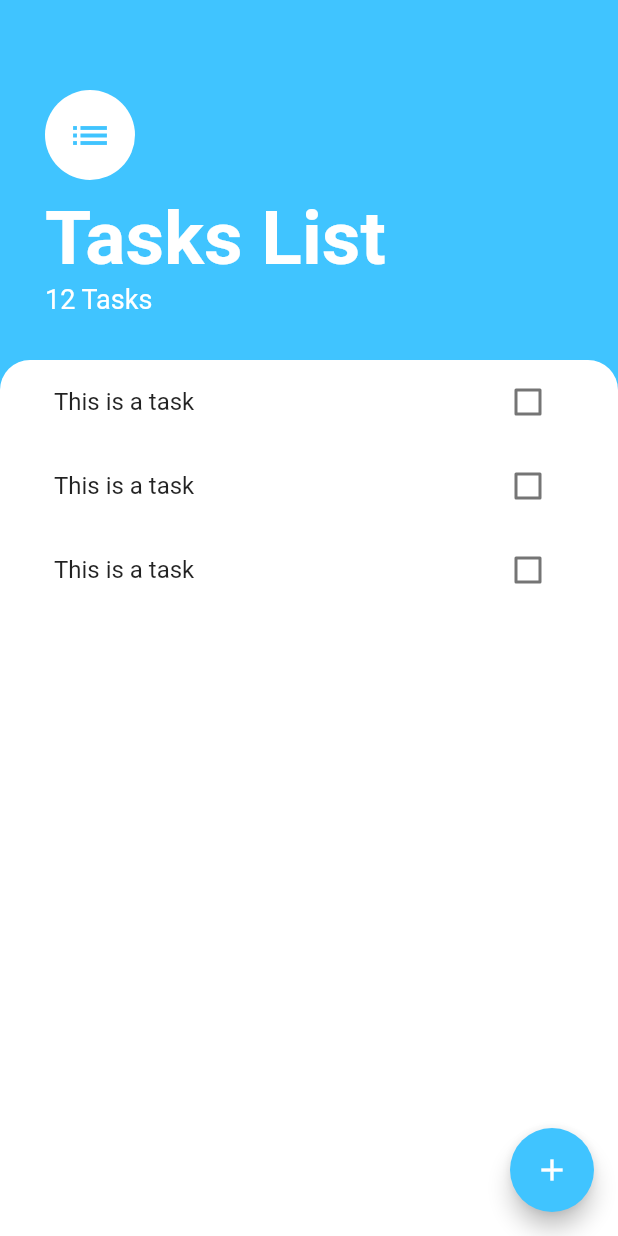
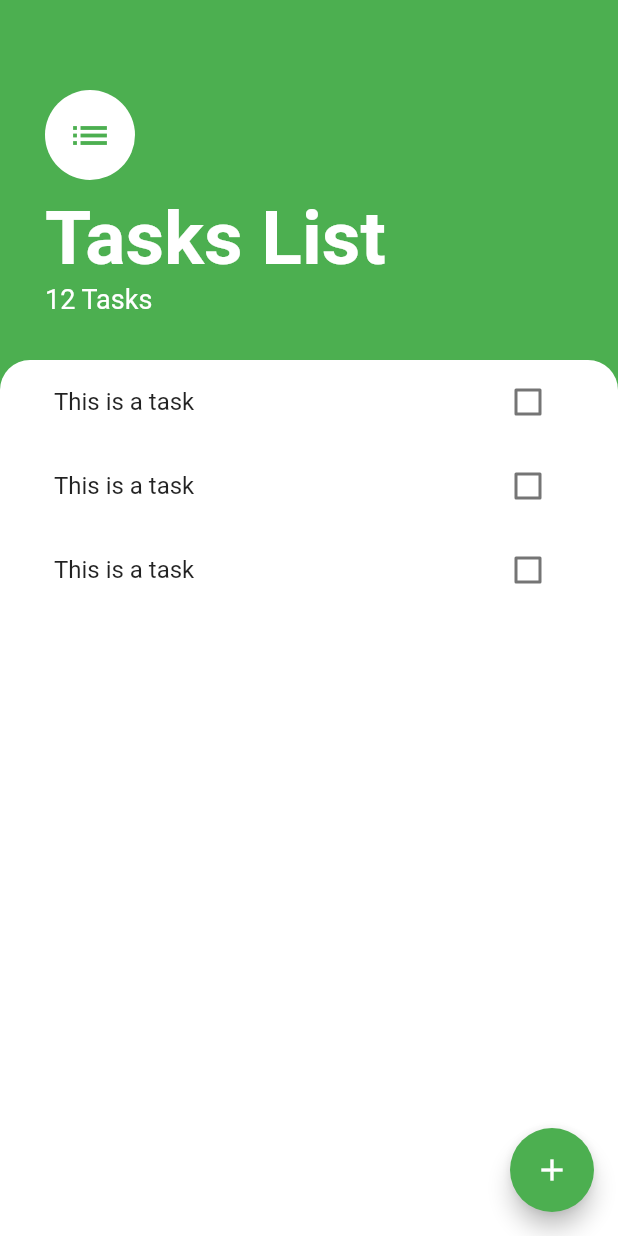
Before and after one commit to taouti/tasks_list, a Flutter app: the screen it shows after launch, on a phone screen of 412 x 824 dp. Run offline on Flutter 3.47's test engine with Material 2 defaults, Android fonts, the phone set to English and light mode, and no system bars.

Commit message:
commit 01

```diff
--- /dev/null
+++ b/lib/constants.dat.dart
@@ -0,0 +1,4 @@
+import 'package:flutter/material.dart';
+
+const Color KMainColor = Colors.green;
+const Color KTextColor = Colors.white;
--- a/lib/screens/tasks_screen.dart
+++ b/lib/screens/tasks_screen.dart
@@ -1,5 +1,7 @@
 import 'package:flutter/material.dart';
 import 'package:tasks_list/widgets/tasks_list.dart';
+
+import '../constants.dat.dart';
 
 class TasksScreen extends StatelessWidget {
   const TasksScreen({Key? key}) : super(key: key);
@@ -7,10 +9,10 @@ class TasksScreen extends StatelessWidget {
   @override
   Widget build(BuildContext context) {
     return Scaffold(
-      backgroundColor: Colors.lightBlueAccent,
+      backgroundColor: KMainColor,
       floatingActionButton: FloatingActionButton(
         onPressed: () {},
-        backgroundColor: Colors.lightBlueAccent,
+        backgroundColor: KMainColor,
         child: Icon(Icons.add),
       ),
       body: Column(
@@ -26,10 +28,10 @@ class TasksScreen extends StatelessWidget {
                   child: Icon(
                     Icons.list,
                     size: 30.0,
-                    color: Colors.lightBlueAccent,
+                    color: KMainColor,
                   ),
                   radius: 30.0,
-                  backgroundColor: Colors.white,
+                  backgroundColor: KTextColor,
                 ),
                 SizedBox(height: 10.0),
                 Text(
@@ -37,11 +39,11 @@ class TasksScreen extends StatelessWidget {
                   style: TextStyle(
                       fontSize: 50.0,
                       fontWeight: FontWeight.w700,
-                      color: Colors.white),
+                      color: KTextColor),
                 ),
                 Text(
                   '12 Tasks',
-                  style: TextStyle(color: Colors.white, fontSize: 18.0),
+                  style: TextStyle(color: KTextColor, fontSize: 18.0),
                 ),
               ],
             ),
@@ -53,7 +55,7 @@ class TasksScreen extends StatelessWidget {
                 borderRadius: BorderRadius.only(
                     topLeft: Radius.circular(20.0),
                     topRight: Radius.circular(20.0)),
-                color: Colors.white,
+                color: KTextColor,
               ),
               child: TasksList(),
             ),
```
